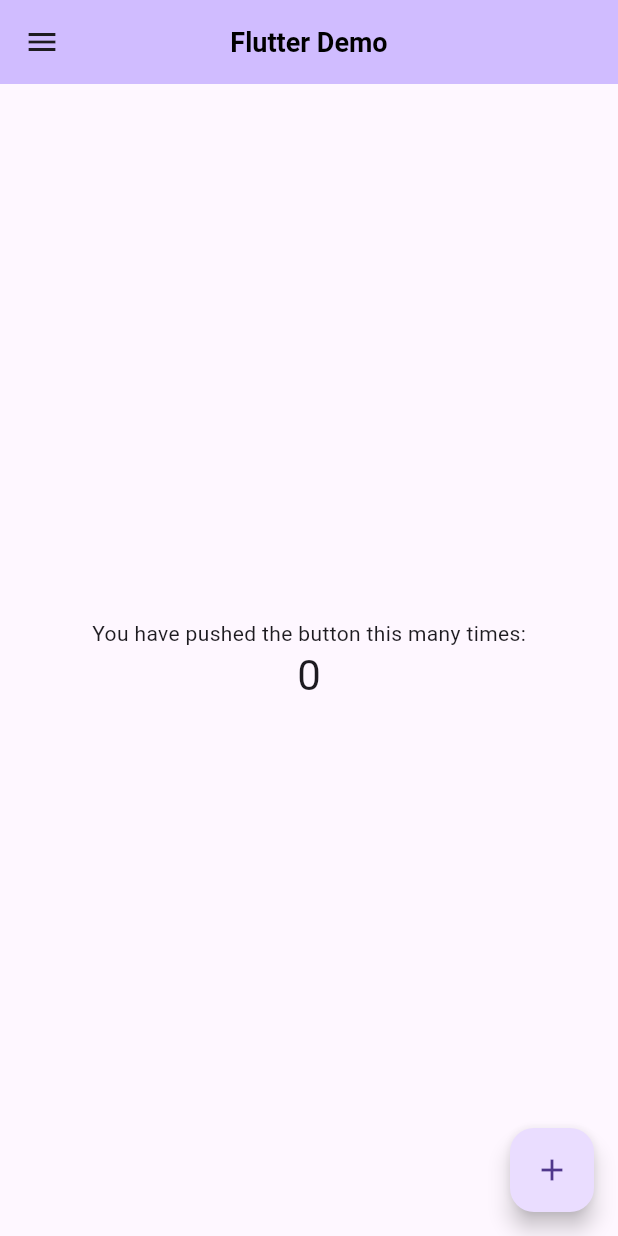
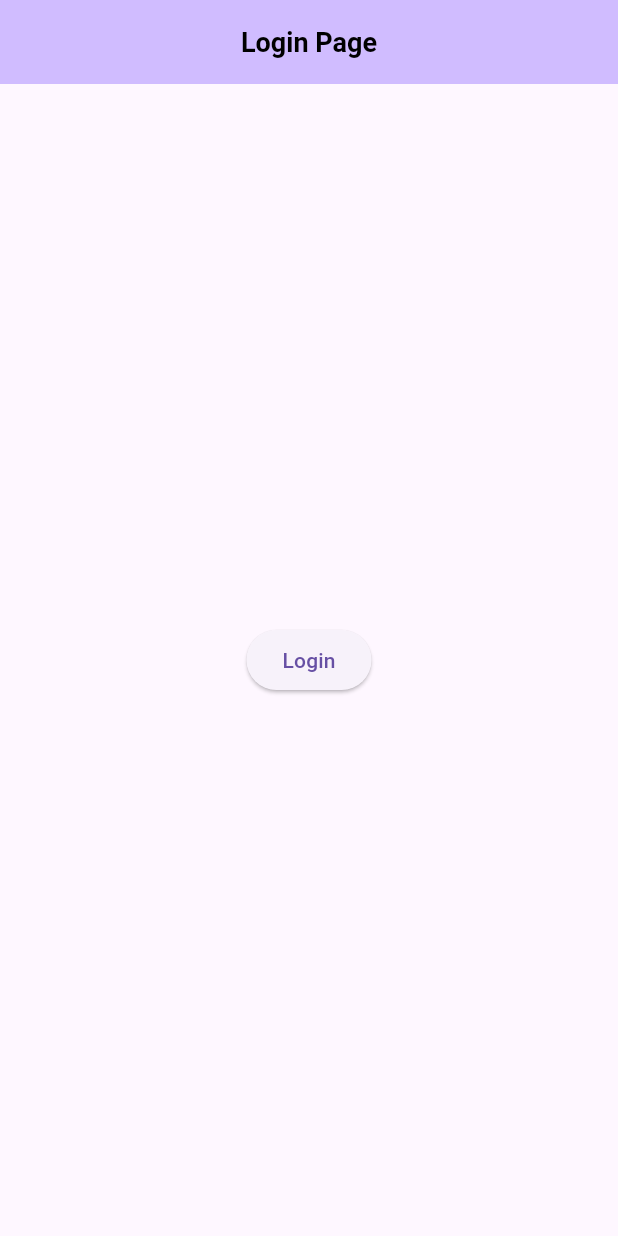
Before and after one commit to Jerandom/MyFlutterProject, a Flutter app: the screen it shows after launch, on a phone screen of 412 x 824 dp. Run offline on Flutter 3.47's test engine with Material 3 defaults, Android fonts, the phone set to English and light mode, and no system bars.

Commit message:
added login page

```diff
--- a/my_flutter_project/lib/Class/widgetClass/appBarWidget.dart
+++ b/my_flutter_project/lib/Class/widgetClass/appBarWidget.dart
@@ -1,9 +1,9 @@
 import 'package:flutter/material.dart';
 
 class AppBarWidget extends StatefulWidget implements PreferredSizeWidget{
-  const AppBarWidget({super.key});
+  const AppBarWidget({super.key, required this.title});
 
-  String get title => "Flutter Demo";
+  final String title;
 
   @override
   State<AppBarWidget> createState() => _AppBarWidgetState();
--- /dev/null
+++ b/my_flutter_project/lib/Pages/login.dart
@@ -0,0 +1,27 @@
+import 'package:flutter/material.dart';
+
+import 'package:my_flutter_project/Class/widgetClass/appBarWidget.dart';
+
+class MyLoginPage extends StatefulWidget {
+  const MyLoginPage({super.key});
+
+  @override
+  State<MyLoginPage> createState() => _MyLoginPageState();
+}
+
+class _MyLoginPageState extends State<MyLoginPage> {
+  @override
+  Widget build(BuildContext context) {
+    return Scaffold(
+      appBar: const AppBarWidget(title: "Login Page",),
+      body: Center(
+        child: ElevatedButton(
+            onPressed: (){
+              Navigator.pushReplacementNamed(context, "/home");
+            },
+          child: const Text("Login"),
+        ),
+      ),
+    );
+  }
+}
--- a/my_flutter_project/lib/main.dart
+++ b/my_flutter_project/lib/main.dart
@@ -1,5 +1,6 @@
 import 'package:flutter/material.dart';
 
+import 'Pages/login.dart';
 import 'Pages/home.dart';
 
 void main() {
@@ -13,8 +14,12 @@ class MyApp extends StatelessWidget {
   @override
   Widget build(BuildContext context)
   {
-    return const MaterialApp(
-      home: MyHomePage(title: 'This is my Flutter Demo'),
+    return MaterialApp(
+      home: const MyLoginPage(),
+      routes: {
+        "/login": (context) => const MyLoginPage(),
+        "/home": (context) => const MyHomePage(),
+      },
     );
   }
 }
```
Also changed, not shown: my_flutter_project/lib/Pages/home.dart (+19 -21 lines), my_flutter_project/lib/Pages/menuPage.dart (deleted, +0 -37 lines).
